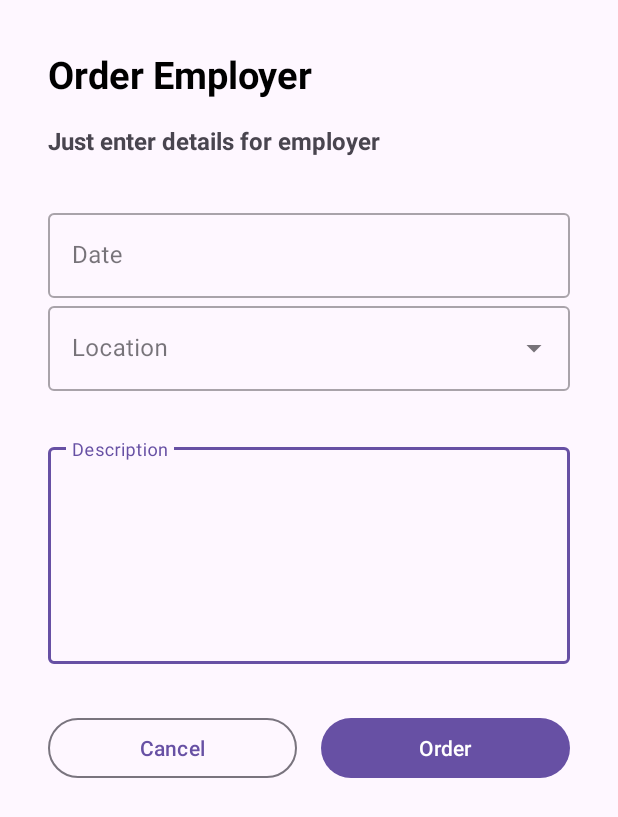
After one commit to dmc0001/Easy-Application, an Android app: the layout order_employer_dialog.xml on its own in the app's theme, with its tools: preview values and no code run, on a phone screen of 412 x 824 dp. The commit adds this screen. Shown: the top 817 px of the screen. Run offline under Robolectric (Android 15) with nearby library versions, the phone set to English and light mode, and no system bars.

Commit message:
addOrdering

```diff
--- a/app/src/main/java/com/example/easy/dialogs/ResetPasswordDialog.kt
+++ b/app/src/main/java/com/example/easy/dialogs/ResetPasswordDialog.kt
@@ -7,7 +7,7 @@ import com.example.easy.R
 import com.google.android.material.bottomsheet.BottomSheetBehavior
 import com.google.android.material.bottomsheet.BottomSheetDialog
 
-fun Fragment.setupBottomSheetDialog(
+fun Fragment.setupBottomSheetForgetPasswordDialog(
     onSendClick: (String) -> Unit
 ) {
 
--- a/app/src/main/java/com/example/easy/fragments/loginRegister/LoginFragment.kt
+++ b/app/src/main/java/com/example/easy/fragments/loginRegister/LoginFragment.kt
@@ -16,7 +16,7 @@ import com.example.easy.R
 import com.example.easy.activities.ClientActivity
 import com.example.easy.activities.EmployerActivity
 import com.example.easy.databinding.FragmentLoginBinding
-import com.example.easy.dialogs.setupBottomSheetDialog
+import com.example.easy.dialogs.setupBottomSheetForgetPasswordDialog
 import com.example.easy.utils.LoginValidation
 import com.example.easy.utils.Resource
 import com.example.easy.viewmodels.LoginViewModel
@@ -47,7 +47,7 @@ class LoginFragment : Fragment() {
             btnLogin.setOnClickListener {
                 email = etEmail.text.toString().trim()
                 val password = etPassword.text.toString()
-                viewModelLogin.fetchUserRole(email)
+
                 viewModelLogin.loginWithEmailAndPassword(email, password)
 
             }
@@ -56,7 +56,7 @@ class LoginFragment : Fragment() {
                     .navigate(R.id.action_loginFragment_to_registerFragment)
             }
             tvForgetPassword.setOnClickListener {
-                setupBottomSheetDialog { email ->
+                setupBottomSheetForgetPasswordDialog { email ->
                     viewModelLogin.resetPassword(email)
                 }
             }
--- a/app/src/main/java/com/example/easy/utils/Constants.kt
+++ b/app/src/main/java/com/example/easy/utils/Constants.kt
@@ -3,6 +3,5 @@ package com.example.easy.utils
 object Constants {
     const val USER_COLLECTION = "user"
     const val JOB_INFO_COLLECTION = "jobInfo"
-
-
+    const val ORDER_COLLECTION = "order"
 }
--- /dev/null
+++ b/app/src/main/res/layout/order_employer_dialog.xml
@@ -0,0 +1,116 @@
+<?xml version="1.0" encoding="utf-8"?>
+<androidx.constraintlayout.widget.ConstraintLayout xmlns:android="http://schemas.android.com/apk/res/android"
+    xmlns:app="http://schemas.android.com/apk/res-auto"
+    android:layout_width="match_parent"
+    android:layout_height="match_parent"
+    android:padding="32dp">
+
+    <!-- Existing Views -->
+    <TextView
+        android:id="@+id/tvOrderEmployer"
+        android:layout_width="wrap_content"
+        android:layout_height="wrap_content"
+        android:text="Order Employer"
+        android:textColor="@color/black"
+        android:textSize="25sp"
+        android:textStyle="bold"
+        app:layout_constraintStart_toStartOf="parent"
+        app:layout_constraintTop_toTopOf="parent" />
+
+    <TextView
+        android:id="@+id/tvResetPasswordText"
+        android:layout_width="wrap_content"
+        android:layout_height="wrap_content"
+        android:layout_marginTop="16dp"
+        android:text="Just enter details for employer"
+        android:textSize="16sp"
+        android:textStyle="bold"
+        app:layout_constraintStart_toStartOf="@id/tvOrderEmployer"
+        app:layout_constraintTop_toBottomOf="@id/tvOrderEmployer" />
+
+    <com.google.android.material.textfield.TextInputLayout
+        android:id="@+id/etDateLabel"
+        style="@style/Widget.MaterialComponents.TextInputLayout.OutlinedBox"
+        android:layout_width="match_parent"
+        android:layout_height="wrap_content"
+        android:layout_marginTop="32dp"
+        app:layout_constraintEnd_toEndOf="parent"
+        app:layout_constraintStart_toStartOf="@id/tvResetPasswordText"
+        app:layout_constraintTop_toBottomOf="@+id/tvResetPasswordText">
+
+        <com.google.android.material.textfield.TextInputEditText
+            android:id="@+id/etDate"
+            android:layout_width="match_parent"
+            android:layout_height="wrap_content"
+            android:clickable="true"
+            android:focusable="false"
+            android:hint="Date"
+            android:inputType="none" />
+    </com.google.android.material.textfield.TextInputLayout>
+
+    <com.google.android.material.textfield.TextInputLayout
+        android:id="@+id/etLocationLabel"
+        style="@style/Widget.MaterialComponents.TextInputLayout.OutlinedBox.ExposedDropdownMenu"
+        android:layout_width="match_parent"
+        android:layout_height="wrap_content"
+
+        app:layout_constraintTop_toBottomOf="@+id/etDateLabel">
+
+        <AutoCompleteTextView
+            android:id="@+id/etLocation"
+            android:layout_width="match_parent"
+            android:layout_height="wrap_content"
+            android:clickable="true"
+            android:focusable="false"
+            android:hint="Location"
+            android:inputType="none" />
+    </com.google.android.material.textfield.TextInputLayout>
+
+    <com.google.android.material.textfield.TextInputLayout
+        android:id="@+id/etDescriptionLabel"
+        style="@style/Widget.MaterialComponents.TextInputLayout.OutlinedBox"
+        android:layout_width="match_parent"
+        android:layout_height="150dp"
+        android:layout_marginTop="32dp"
+        android:hint="Description"
+        app:hintEnabled="true"
+        app:layout_constraintEnd_toEndOf="parent"
+        app:layout_constraintStart_toStartOf="@id/etLocationLabel"
+        app:layout_constraintTop_toBottomOf="@+id/etLocationLabel">
+
+        <com.google.android.material.textfield.TextInputEditText
+            android:id="@+id/etDescription"
+            android:layout_width="match_parent"
+            android:layout_height="match_parent"
+            android:inputType="text"
+            android:paddingBottom="110dp" />
+    </com.google.android.material.textfield.TextInputLayout>
+
+    <!-- New Buttons -->
+    <LinearLayout
+        android:layout_width="match_parent"
+        android:layout_height="wrap_content"
+        android:layout_marginTop="32dp"
+        android:orientation="horizontal"
+        app:layout_constraintTop_toBottomOf="@+id/etDescriptionLabel">
+
+        <Button
+            android:id="@+id/btnCancel"
+            style="?attr/materialButtonOutlinedStyle"
+            android:layout_width="0dp"
+            android:layout_height="wrap_content"
+            android:layout_marginEnd="8dp"
+            android:layout_weight="1"
+            android:text="Cancel" />
+
+        <Button
+            android:id="@+id/btn_order"
+            android:layout_width="0dp"
+            android:layout_height="wrap_content"
+            android:layout_marginStart="8dp"
+            android:layout_weight="1"
+            android:text="Order" />
+
+    </LinearLayout>
+
+</androidx.constraintlayout.widget.ConstraintLayout>
--- a/app/src/main/res/layout/reset_possword_dialog.xml
+++ b/app/src/main/res/layout/reset_possword_dialog.xml
@@ -7,7 +7,7 @@
 
     <!-- Existing Views -->
     <TextView
-        android:id="@+id/tvResetPassword"
+        android:id="@+id/tvOrderEmployer"
         android:layout_width="wrap_content"
         android:layout_height="wrap_content"
         android:textStyle="bold"
@@ -26,8 +26,8 @@
         android:textStyle="bold"
         android:textSize="16sp"
         android:text="You will get your password reset link to email"
-        app:layout_constraintStart_toStartOf="@id/tvResetPassword"
-        app:layout_constraintTop_toBottomOf="@id/tvResetPassword"
+        app:layout_constraintStart_toStartOf="@id/tvOrderEmployer"
+        app:layout_constraintTop_toBottomOf="@id/tvOrderEmployer"
         />
 
     <com.google.android.material.textfield.TextInputLayout
```
Also changed, not shown: app/src/main/java/com/example/easy/data/Order.kt (added, +11 -0 lines), app/src/main/java/com/example/easy/di/AppModule.kt (+10 -0 lines), app/src/main/java/com/example/easy/dialogs/OrderEmployerDialog.kt (added, +86 -0 lines), app/src/main/java/com/example/easy/firebase/FirebaseCommon.kt (added, +34 -0 lines), app/src/main/java/com/example/easy/fragments/client/DetailsJobInfoFragment.kt (+59 -8 lines), app/src/main/java/com/example/easy/viewmodels/JobDetailsViewModel.kt (+78 -3 lines), app/src/main/java/com/example/easy/viewmodels/LoginViewModel.kt (+8 -4 lines), app/src/main/res/layout/fragment_details_job_info.xml (+21 -20 lines).
